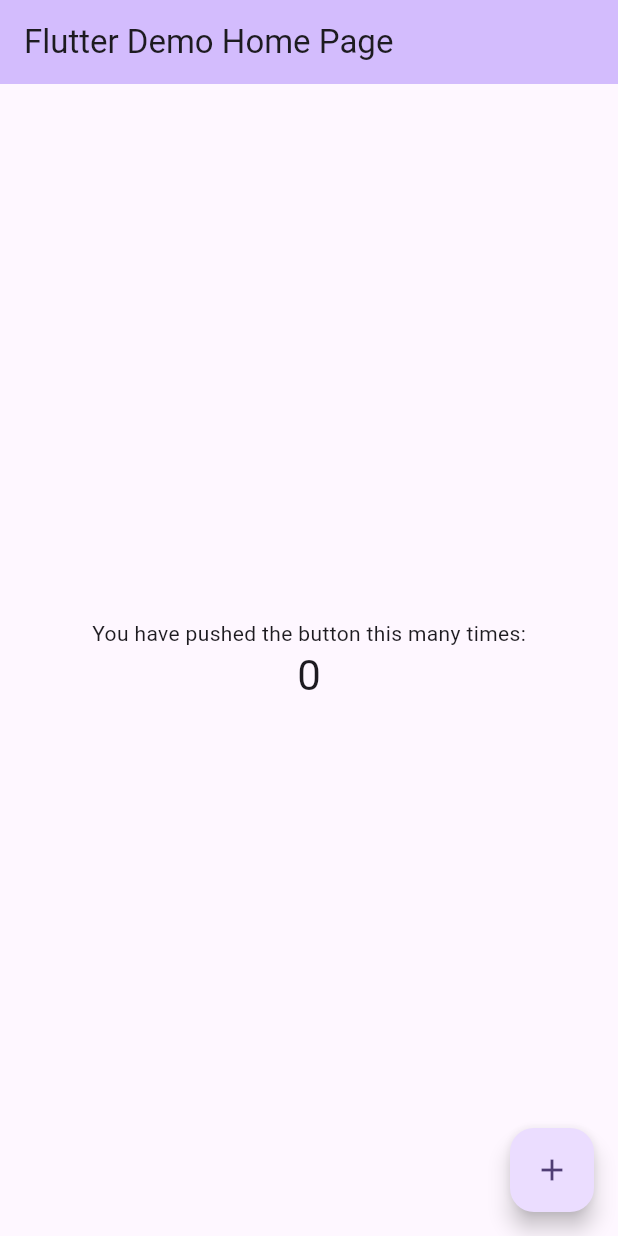
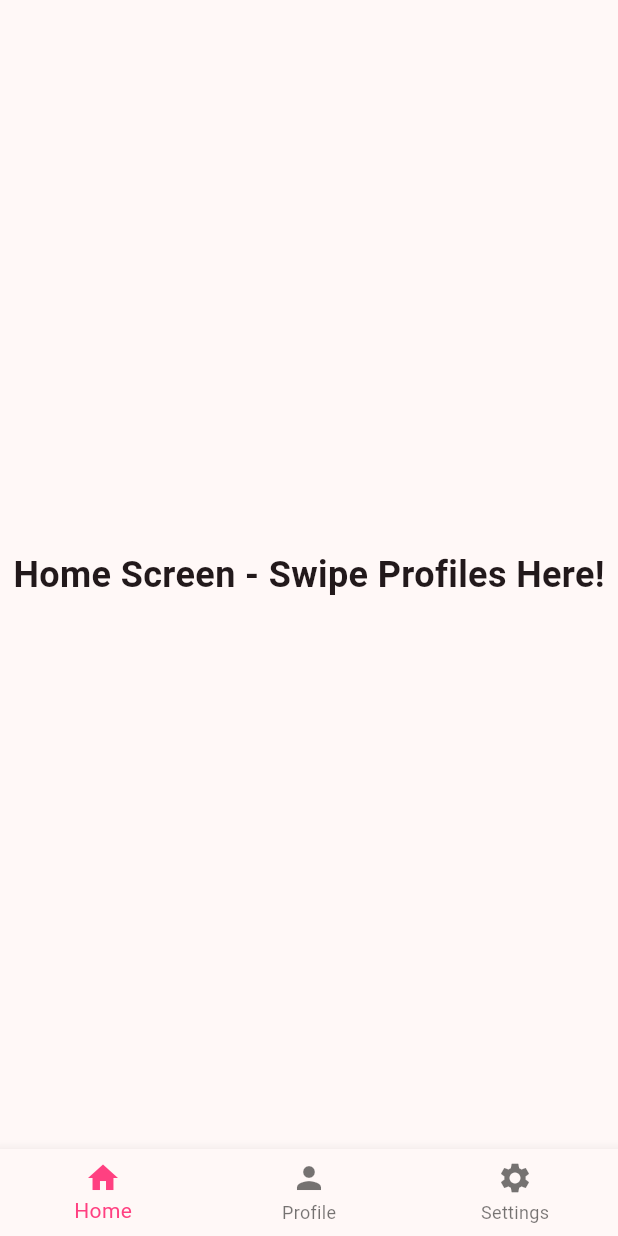
Before and after one commit to could-ai/019923ef-c699-7c56-8a98-c67a1c8632f2, a Flutter app: the screen it shows after launch, on a phone screen of 412 x 824 dp. Run offline on Flutter 3.47's test engine with Material 3 defaults, Android fonts, the phone set to English and light mode, and no system bars.

Commit message:
Modified `lib/main.dart` to set up the basic structure of a dating app. Replaced the default Flutter demo with a `MaterialApp` that includes a `Scaffold` with a `BottomNavigationBar`. This navigation bar allows switching between three main screens: Home, Profile, and Settings. The `_MyAppState` now manages the `_selectedIndex` to control which screen is displayed. The theme's `seedColor` has been changed to `Colors.pinkAccent` for a more dating app-like feel, and `useMaterial3` is enabled.; Created `lib/screens/home_screen.dart` to serve as the main screen for the dating app. This screen will eventually display user profiles for swiping. Currently, it contains a placeholder `Text` widget.; Created `lib/screens/profile_screen.dart` to serve as the user's personal profile screen. This screen will allow users to view and edit their own profile information. Currently, it contains a placeholder `Text` widget.; Created `lib/screens/settings_screen.dart` to serve as the app's settings screen. This screen will contain various app preferences and configurations. Currently, it contains a placeholder `Text` widget.

```diff
--- a/usr/lib/main.dart
+++ b/usr/lib/main.dart
@@ -1,120 +1,65 @@
 import 'package:flutter/material.dart';
+import 'package:couldai_user_app/screens/home_screen.dart';
+import 'package:couldai_user_app/screens/profile_screen.dart';
+import 'package:couldai_user_app/screens/settings_screen.dart';
 
 void main() {
   runApp(const MyApp());
 }
 
-class MyApp extends StatelessWidget {
+class MyApp extends StatefulWidget {
   const MyApp({super.key});
 
-  // This widget is the root of your application.
   @override
-  Widget build(BuildContext context) {
-    return MaterialApp(
-      title: 'Flutter Demo',
-      debugShowCheckedModeBanner: false,
-      theme: ThemeData(
-        // This is the theme of your application.
-        //
-        // TRY THIS: Try running your application with "flutter run". You'll see
-        // the application has a purple toolbar. Then, without quitting the app,
-        // try changing the seedColor in the colorScheme below to Colors.green
-        // and then invoke "hot reload" (save your changes or press the "hot
-        // reload" button in a Flutter-supported IDE, or press "r" if you used
-        // the command line to start the app).
-        //
-        // Notice that the counter didn't reset back to zero; the application
-        // state is not lost during the reload. To reset the state, use hot
-        // restart instead.
-        //
-        // This works for code too, not just values: Most code changes can be
-        // tested with just a hot reload.
-        colorScheme: ColorScheme.fromSeed(seedColor: Colors.deepPurple),
-      ),
-      home: const MyHomePage(title: 'Flutter Demo Home Page'),
-    );
-  }
+  State<MyApp> createState() => _MyAppState();
 }
 
-class MyHomePage extends StatefulWidget {
-  const MyHomePage({super.key, required this.title});
+class _MyAppState extends State<MyApp> {
+  int _selectedIndex = 0;
 
-  // This widget is the home page of your application. It is stateful, meaning
-  // that it has a State object (defined below) that contains fields that affect
-  // how it looks.
+  final List<Widget> _screens = [
+    const HomeScreen(),
+    const ProfileScreen(),
+    const SettingsScreen(),
+  ];
 
-  // This class is the configuration for the state. It holds the values (in this
-  // case the title) provided by the parent (in this case the App widget) and
-  // used by the build method of the State. Fields in a Widget subclass are
-  // always marked "final".
-
-  final String title;
-
-  @override
-  State<MyHomePage> createState() => _MyHomePageState();
-}
-
-class _MyHomePageState extends State<MyHomePage> {
-  int _counter = 0;
-
-  void _incrementCounter() {
+  void _onItemTapped(int index) {
     setState(() {
-      // This call to setState tells the Flutter framework that something has
-      // changed in this State, which causes it to rerun the build method below
-      // so that the display can reflect the updated values. If we changed
-      // _counter without calling setState(), then the build method would not be
-      // called again, and so nothing would appear to happen.
-      _counter++;
+      _selectedIndex = index;
     });
   }
 
   @override
   Widget build(BuildContext context) {
-    // This method is rerun every time setState is called, for instance as done
-    // by the _incrementCounter method above.
-    //
-    // The Flutter framework has been optimized to make rerunning build methods
-    // fast, so that you can just rebuild anything that needs updating rather
-    // than having to individually change instances of widgets.
-    return Scaffold(
-      appBar: AppBar(
-        // TRY THIS: Try changing the color here to a specific color (to
-        // Colors.amber, perhaps?) and trigger a hot reload to see the AppBar
-        // change color while the other colors stay the same.
-        backgroundColor: Theme.of(context).colorScheme.inversePrimary,
-        // Here we take the value from the MyHomePage object that was created by
-        // the App.build method, and use it to set our appbar title.
-        title: Text(widget.title),
+    return MaterialApp(
+      title: 'Dating App',
+      debugShowCheckedModeBanner: false,
+      theme: ThemeData(
+        colorScheme: ColorScheme.fromSeed(seedColor: Colors.pinkAccent),
+        useMaterial3: true,
       ),
-      body: Center(
-        // Center is a layout widget. It takes a single child and positions it
-        // in the middle of the parent.
-        child: Column(
-          // Column is also a layout widget. It takes a list of children and
-          // arranges them vertically. By default, it sizes itself to fit its
-          // children horizontally, and tries to be as tall as its parent.
-          //
-          // Column has various properties to control how it sizes itself and
-          // how it positions its children. Here we use mainAxisAlignment to
-          // center the children vertically; the main axis here is the vertical
-          // axis because Columns are vertical (the cross axis would be
-          // horizontal).
-          //
-          // TRY THIS: Invoke "debug painting" (choose the "Toggle Debug Paint"
-          // action in the IDE, or press "p" in the console), to see the
-          // wireframe for each widget.
-          mainAxisAlignment: MainAxisAlignment.center,
-          children: <Widget>[
-            const Text('You have pushed the button this many times:'),
-            Text('$_counter', style: Theme.of(context).textTheme.headlineMedium),
+      home: Scaffold(
+        body: _screens[_selectedIndex],
+        bottomNavigationBar: BottomNavigationBar(
+          items: const <BottomNavigationBarItem>[
+            BottomNavigationBarItem(
+              icon: Icon(Icons.home),
+              label: 'Home',
+            ),
+            BottomNavigationBarItem(
+              icon: Icon(Icons.person),
+              label: 'Profile',
+            ),
+            BottomNavigationBarItem(
+              icon: Icon(Icons.settings),
+              label: 'Settings',
+            ),
           ],
+          currentIndex: _selectedIndex,
+          selectedItemColor: Colors.pinkAccent,
+          onTap: _onItemTapped,
         ),
       ),
-      floatingActionButton: FloatingActionButton(
-        onPressed: _incrementCounter,
-        tooltip: 'Increment',
-        child: const Icon(Icons.add),
-      ), // This trailing comma makes auto-formatting nicer for build methods.
     );
   }
 }
--- /dev/null
+++ b/usr/lib/screens/home_screen.dart
@@ -0,0 +1,15 @@
+import 'package:flutter/material.dart';
+
+class HomeScreen extends StatelessWidget {
+  const HomeScreen({super.key});
+
+  @override
+  Widget build(BuildContext context) {
+    return const Center(
+      child: Text(
+        'Home Screen - Swipe Profiles Here!',
+        style: TextStyle(fontSize: 24, fontWeight: FontWeight.bold),
+      ),
+    );
+  }
+}
--- /dev/null
+++ b/usr/lib/screens/profile_screen.dart
@@ -0,0 +1,15 @@
+import 'package:flutter/material.dart';
+
+class ProfileScreen extends StatelessWidget {
+  const ProfileScreen({super.key});
+
+  @override
+  Widget build(BuildContext context) {
+    return const Center(
+      child: Text(
+        'Profile Screen - View and Edit Your Profile',
+        style: TextStyle(fontSize: 24, fontWeight: FontWeight.bold),
+      ),
+    );
+  }
+}
--- /dev/null
+++ b/usr/lib/screens/settings_screen.dart
@@ -0,0 +1,15 @@
+import 'package:flutter/material.dart';
+
+class SettingsScreen extends StatelessWidget {
+  const SettingsScreen({super.key});
+
+  @override
+  Widget build(BuildContext context) {
+    return const Center(
+      child: Text(
+        'Settings Screen - App Preferences',
+        style: TextStyle(fontSize: 24, fontWeight: FontWeight.bold),
+      ),
+    );
+  }
+}
```
